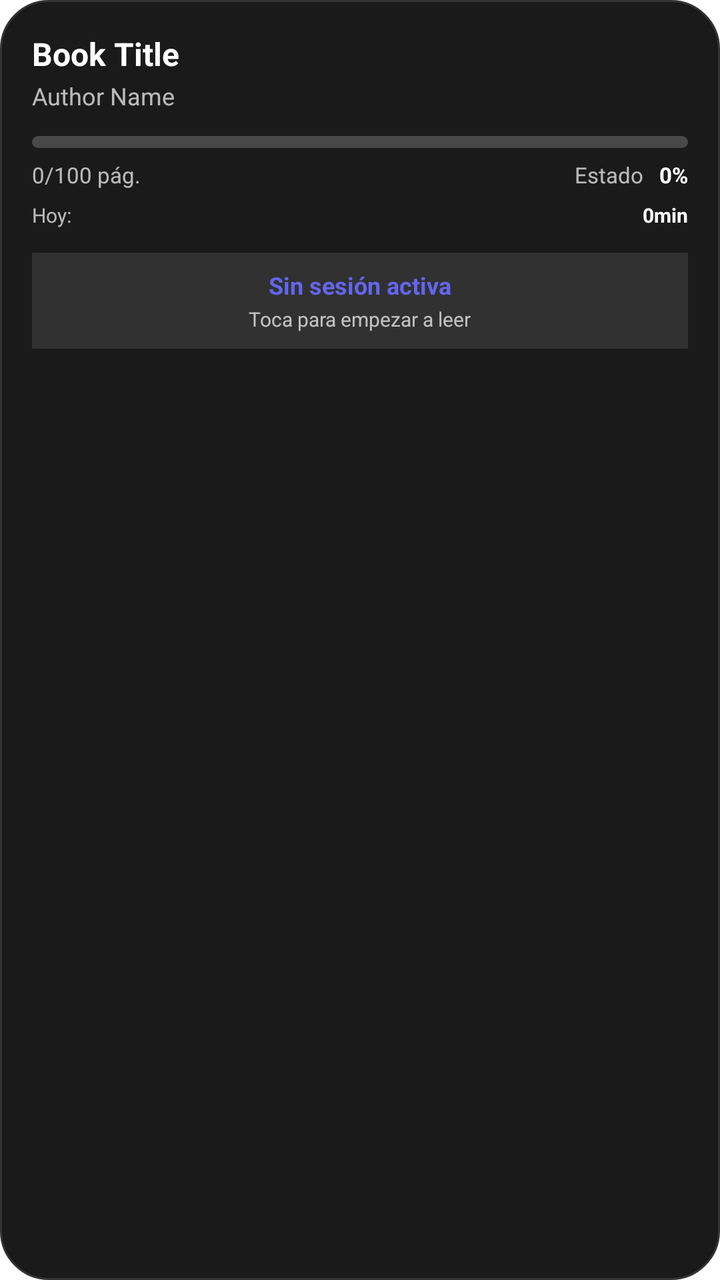
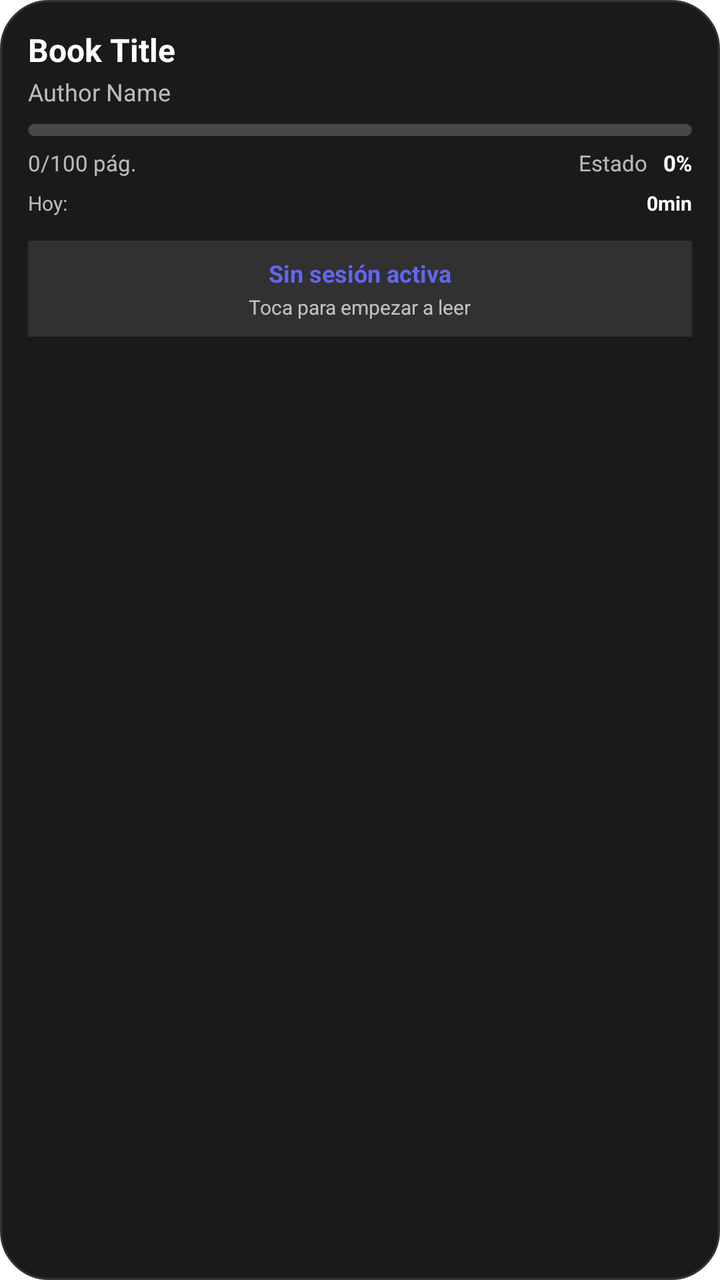

Before-and-after screenshots of an Android layout around one commit, followed by the original layout XML and the change that was made.
<!-- AndroidManifest.xml: fallback theme Theme.MaterialComponents.DayNight.NoActionBar -->
<!-- res/layout/book_tracker_widget.xml -->
<?xml version="1.0" encoding="utf-8"?>
<LinearLayout xmlns:android="http://schemas.android.com/apk/res/android"
    android:id="@+id/widget_main_layout"
    android:layout_width="match_parent"
    android:layout_height="match_parent"
    android:background="@drawable/widget_background"
    android:orientation="vertical"
    android:padding="16dp">

    
    <LinearLayout
        android:id="@+id/widget_no_book_section"
        android:layout_width="match_parent"
        android:layout_height="match_parent"
        android:gravity="center"
        android:orientation="vertical"
        android:visibility="gone">

        <TextView
            android:layout_width="wrap_content"
            android:layout_height="wrap_content"
            android:text="Sin libro activo"
            android:textColor="#FFFFFF"
            android:textSize="16sp"
            android:textStyle="bold" />

        <TextView
            android:layout_width="wrap_content"
            android:layout_height="wrap_content"
            android:layout_marginTop="4dp"
            android:text="Selecciona un libro para comenzar"
            android:textColor="#B3FFFFFF"
            android:textSize="12sp" />
    </LinearLayout>

    
    <LinearLayout
        android:id="@+id/widget_content_section"
        android:layout_width="match_parent"
        android:layout_height="wrap_content"
        android:orientation="vertical">

        
        <TextView
            android:id="@+id/widget_book_title"
            android:layout_width="match_parent"
            android:layout_height="wrap_content"
            android:ellipsize="end"
            android:maxLines="2"
            android:text="Book Title"
            android:textColor="#FFFFFF"
            android:textSize="16sp"
            android:textStyle="bold" />

        <TextView
            android:id="@+id/widget_book_author"
            android:layout_width="match_parent"
            android:layout_height="wrap_content"
            android:layout_marginTop="2dp"
            android:ellipsize="end"
            android:maxLines="1"
            android:text="Author Name"
            android:textColor="#B3FFFFFF"
            android:textSize="12sp" />

        
        <LinearLayout
            android:id="@+id/widget_progress_section"
            android:layout_width="match_parent"
            android:layout_height="wrap_content"
            android:layout_marginTop="12dp"
            android:orientation="vertical">

            
            <ProgressBar
                android:id="@+id/widget_progress_bar"
                style="?android:attr/progressBarStyleHorizontal"
                android:layout_width="match_parent"
                android:layout_height="6dp"
                android:max="100"
                android:progress="0"
                android:progressDrawable="@drawable/widget_progress_bar_bg" />

            
            <LinearLayout
                android:layout_width="match_parent"
                android:layout_height="wrap_content"
                android:layout_marginTop="6dp"
                android:orientation="horizontal">

                <TextView
                    android:id="@+id/widget_pages_info"
                    android:layout_width="0dp"
                    android:layout_height="wrap_content"
                    android:layout_weight="1"
                    android:text="0/100 pág."
                    android:textColor="#B3FFFFFF"
                    android:textSize="11sp" />

                <TextView
                    android:id="@+id/widget_status"
                    android:layout_width="wrap_content"
                    android:layout_height="wrap_content"
                    android:text="Estado"
                    android:textColor="#B3FFFFFF"
                    android:textSize="11sp" />

                <TextView
                    android:id="@+id/widget_progress_text"
                    android:layout_width="wrap_content"
                    android:layout_height="wrap_content"
                    android:layout_marginStart="8dp"
                    android:text="0%"
                    android:textColor="#FFFFFF"
                    android:textSize="11sp"
                    android:textStyle="bold" />
            </LinearLayout>

            
            <LinearLayout
                android:layout_width="match_parent"
                android:layout_height="wrap_content"
                android:layout_marginTop="6dp"
                android:orientation="horizontal">

                <TextView
                    android:layout_width="0dp"
                    android:layout_height="wrap_content"
                    android:layout_weight="1"
                    android:text="Hoy:"
                    android:textColor="#B3FFFFFF"
                    android:textSize="10sp" />

                <TextView
                    android:id="@+id/widget_today_session"
                    android:layout_width="wrap_content"
                    android:layout_height="wrap_content"
                    android:text="0min"
                    android:textColor="#FFFFFF"
                    android:textSize="10sp"
                    android:textStyle="bold" />
            </LinearLayout>
        </LinearLayout>

        
        <LinearLayout
            android:id="@+id/widget_session_section"
            android:layout_width="match_parent"
            android:layout_height="wrap_content"
            android:layout_marginTop="12dp"
            android:background="#1AFFFFFF"
            android:orientation="vertical"
            android:padding="8dp"
            android:visibility="gone">

            
            <LinearLayout
                android:layout_width="match_parent"
                android:layout_height="wrap_content"
                android:gravity="center_vertical"
                android:orientation="horizontal">

                <TextView
                    android:id="@+id/widget_session_label"
                    android:layout_width="0dp"
                    android:layout_height="wrap_content"
                    android:layout_weight="1"
                    android:text="LEYENDO…"
                    android:textColor="#6366F1"
                    android:textSize="11sp"
                    android:textStyle="bold" />

                
                <Chronometer
                    android:id="@+id/widget_chronometer"
                    android:layout_width="wrap_content"
                    android:layout_height="wrap_content"
                    android:textColor="#FFFFFF"
                    android:textSize="14sp"
                    android:textStyle="bold" />
            </LinearLayout>

            
            <LinearLayout
                android:layout_width="match_parent"
                android:layout_height="wrap_content"
                android:layout_marginTop="8dp"
                android:gravity="center"
                android:orientation="horizontal">

                <Button
                    android:id="@+id/widget_pause_button"
                    android:layout_width="0dp"
                    android:layout_height="32dp"
                    android:layout_marginEnd="4dp"
                    android:layout_weight="1"
                    android:background="@drawable/widget_btn_bg"
                    android:text="⏸ PAUSAR"
                    android:textColor="#FFFFFF"
                    android:textSize="11sp"
                    android:textStyle="bold" />

                <Button
                    android:id="@+id/widget_finish_button"
                    android:layout_width="0dp"
                    android:layout_height="32dp"
                    android:layout_marginStart="4dp"
                    android:layout_weight="1"
                    android:background="@drawable/widget_btn_finish_bg"
                    android:text="✓ FINALIZAR"
                    android:textColor="#FFFFFF"
                    android:textSize="11sp"
                    android:textStyle="bold" />
            </LinearLayout>
        </LinearLayout>

        
        <LinearLayout
            android:id="@+id/widget_no_session_section"
            android:layout_width="match_parent"
            android:layout_height="wrap_content"
            android:layout_marginTop="12dp"
            android:background="#1AFFFFFF"
            android:gravity="center"
            android:orientation="vertical"
            android:padding="8dp"
            android:visibility="visible">

            <TextView
                android:layout_width="wrap_content"
                android:layout_height="wrap_content"
                android:text="Sin sesión activa"
                android:textColor="#6366F1"
                android:textSize="12sp"
                android:textStyle="bold" />

            <TextView
                android:layout_width="wrap_content"
                android:layout_height="wrap_content"
                android:layout_marginTop="2dp"
                android:text="Toca para empezar a leer"
                android:textColor="#B3FFFFFF"
                android:textSize="10sp" />
        </LinearLayout>
    </LinearLayout>
</LinearLayout>
<!-- resources referenced by this layout -->
<resources>
  <!-- drawable widget_background (drawable) -->
  <?xml version="1.0" encoding="utf-8"?>
  <shape xmlns:android="http://schemas.android.com/apk/res/android"
      android:shape="rectangle">
      <solid android:color="#1A1A1A" />
      <corners android:radius="24dp" />
      <stroke android:width="1dp" android:color="#333333" />
  </shape>
  <!-- drawable widget_btn_bg (drawable) -->
  <?xml version="1.0" encoding="utf-8"?>
  <shape xmlns:android="http://schemas.android.com/apk/res/android">
      <corners android:radius="16dp" />
      <solid android:color="#33FFFFFF" />
  </shape>
  <!-- drawable widget_btn_finish_bg (drawable) -->
  <?xml version="1.0" encoding="utf-8"?>
  <shape xmlns:android="http://schemas.android.com/apk/res/android">
      <corners android:radius="16dp" />
      <solid android:color="#6366F1" />
  </shape>
  <!-- drawable widget_progress_bar_bg (drawable) -->
  <?xml version="1.0" encoding="utf-8"?>
  <layer-list xmlns:android="http://schemas.android.com/apk/res/android">
      <item android:id="@android:id/background">
          <shape>
              <corners android:radius="3dp"/>
              <solid android:color="#33FFFFFF"/>
          </shape>
      </item>
      <item android:id="@android:id/progress">
          <clip>
              <shape>
                  <corners android:radius="3dp"/>
                  <solid android:color="#6366F1"/>
              </shape>
          </clip>
      </item>
  </layer-list>
</resources>

<!-- the commit's change to res/layout/book_tracker_widget.xml (unified diff, before → after) -->
@@ -5,7 +5,7 @@
     android:layout_height="match_parent"
     android:background="@drawable/widget_background"
     android:orientation="vertical"
-    android:padding="16dp">
+    android:padding="14dp">
 
     
     <LinearLayout
@@ -68,7 +68,7 @@
             android:id="@+id/widget_progress_section"
             android:layout_width="match_parent"
             android:layout_height="wrap_content"
-            android:layout_marginTop="12dp"
+            android:layout_marginTop="8dp"
             android:orientation="vertical">
 
             
@@ -83,6 +83,7 @@
 
             
             <LinearLayout
+                android:id="@+id/widget_pages_row"
                 android:layout_width="match_parent"
                 android:layout_height="wrap_content"
                 android:layout_marginTop="6dp"
@@ -118,6 +119,7 @@
 
             
             <LinearLayout
+                android:id="@+id/widget_today_row"
                 android:layout_width="match_parent"
                 android:layout_height="wrap_content"
                 android:layout_marginTop="6dp"
@@ -147,27 +149,29 @@
             android:id="@+id/widget_session_section"
             android:layout_width="match_parent"
             android:layout_height="wrap_content"
-            android:layout_marginTop="12dp"
+            android:layout_marginTop="8dp"
             android:background="#1AFFFFFF"
-            android:orientation="vertical"
-            android:padding="8dp"
+            android:gravity="center_vertical"
+            android:orientation="horizontal"
+            android:paddingStart="10dp"
+            android:paddingTop="6dp"
+            android:paddingEnd="6dp"
+            android:paddingBottom="6dp"
             android:visibility="gone">
 
-            
             <LinearLayout
-                android:layout_width="match_parent"
-                android:layout_height="wrap_content"
-                android:gravity="center_vertical"
-                android:orientation="horizontal">
+                android:layout_width="0dp"
+                android:layout_height="wrap_content"
+                android:layout_weight="1"
+                android:orientation="vertical">
 
                 <TextView
                     android:id="@+id/widget_session_label"
-                    android:layout_width="0dp"
-                    android:layout_height="wrap_content"
-                    android:layout_weight="1"
+                    android:layout_width="wrap_content"
+                    android:layout_height="wrap_content"
                     android:text="LEYENDO…"
-                    android:textColor="#6366F1"
-                    android:textSize="11sp"
+                    android:textColor="#818CF8"
+                    android:textSize="10sp"
                     android:textStyle="bold" />
 
                 
@@ -176,42 +180,36 @@
                     android:layout_width="wrap_content"
                     android:layout_height="wrap_content"
                     android:textColor="#FFFFFF"
-                    android:textSize="14sp"
+                    android:textSize="16sp"
                     android:textStyle="bold" />
             </LinearLayout>
 
-            
-            <LinearLayout
-                android:layout_width="match_parent"
-                android:layout_height="wrap_content"
-                android:layout_marginTop="8dp"
-                android:gravity="center"
-                android:orientation="horizontal">
-
-                <Button
-                    android:id="@+id/widget_pause_button"
-                    android:layout_width="0dp"
-                    android:layout_height="32dp"
-                    android:layout_marginEnd="4dp"
-                    android:layout_weight="1"
-                    android:background="@drawable/widget_btn_bg"
-                    android:text="⏸ PAUSAR"
-                    android:textColor="#FFFFFF"
-                    android:textSize="11sp"
-                    android:textStyle="bold" />
-
-                <Button
-                    android:id="@+id/widget_finish_button"
-                    android:layout_width="0dp"
-                    android:layout_height="32dp"
-                    android:layout_marginStart="4dp"
-                    android:layout_weight="1"
-                    android:background="@drawable/widget_btn_finish_bg"
-                    android:text="✓ FINALIZAR"
-                    android:textColor="#FFFFFF"
-                    android:textSize="11sp"
-                    android:textStyle="bold" />
-            </LinearLayout>
+            <Button
+                android:id="@+id/widget_pause_button"
+                android:layout_width="44dp"
+                android:layout_height="36dp"
+                android:layout_marginEnd="6dp"
+                android:background="@drawable/widget_btn_bg"
+                android:contentDescription="Pausar o reanudar"
+                android:padding="0dp"
+                android:text="⏸"
+                android:textColor="#FFFFFF"
+                android:textSize="15sp" />
+
+            <Button
+                android:id="@+id/widget_finish_button"
+                android:layout_width="wrap_content"
+                android:layout_height="36dp"
+                android:minWidth="0dp"
+                android:background="@drawable/widget_btn_finish_bg"
+                android:contentDescription="Finalizar la sesión"
+                android:paddingStart="10dp"
+                android:paddingEnd="10dp"
+                android:text="✓ Finalizar"
+                android:textAllCaps="false"
+                android:textColor="#FFFFFF"
+                android:textSize="11sp"
+                android:textStyle="bold" />
         </LinearLayout>
 
         
